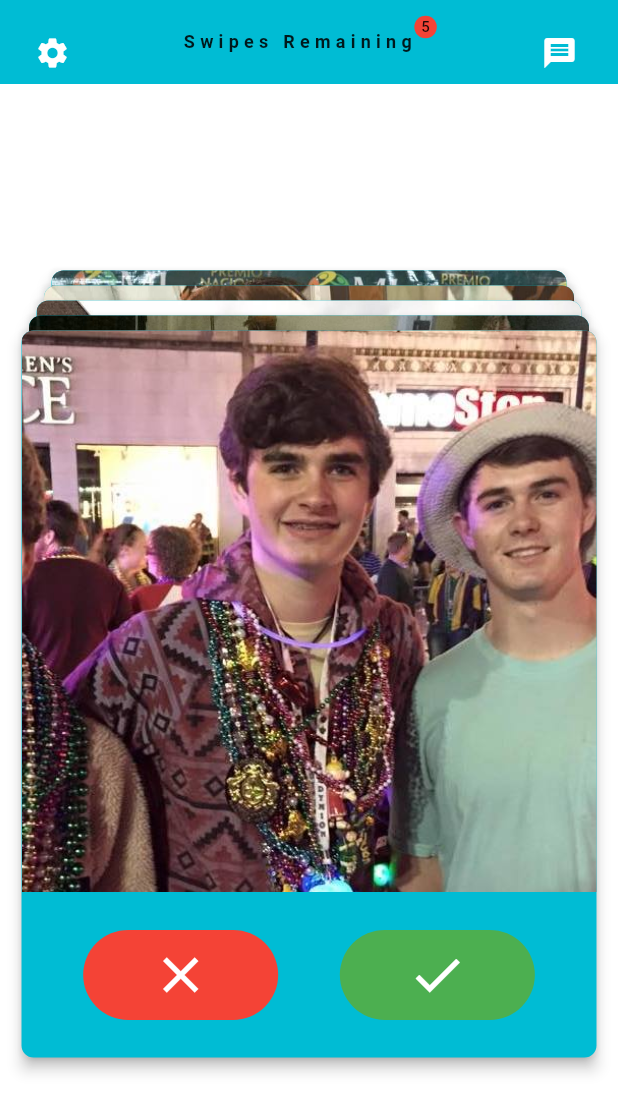
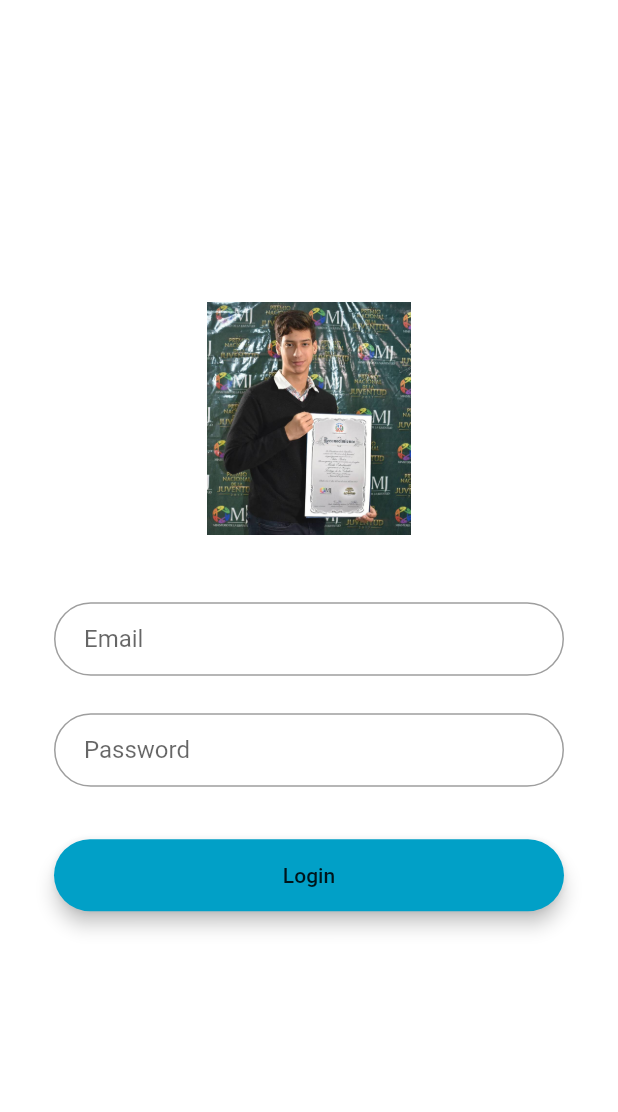
Before and after one commit to ahh1539/Homi, a Flutter app: the screen it shows after launch, on a phone screen of 412 x 824 dp. Shown: the top 1112 px of the screen. Run offline on Flutter 3.47's test engine with Material 2 defaults, Android fonts, the phone set to English and light mode, and no system bars.

Commit message:
login page implemented

```diff
--- a/lib/Chat/chat.dart
+++ b/lib/Chat/chat.dart
@@ -1,5 +1,6 @@
 import 'package:animation_exp/Chat/message_page.dart';
 import 'package:animation_exp/Settings/SettingsPage.dart';
+import 'package:animation_exp/login/LoginPage.dart';
 import 'package:flutter/material.dart';
 import './chat_model.dart';
 
@@ -39,7 +40,7 @@ class _HomeScreenState extends State<HomeScreen> {
                 ListTile(
                   onTap: (){
                     Navigator.of(context).push(new PageRouteBuilder(
-                      pageBuilder: (_, __, ___) => new ChatScreen(),
+                      pageBuilder: (_, __, ___) => ChatScreen(),
                     ));
                   },
                   leading: CircleAvatar(
--- /dev/null
+++ b/lib/login/LoginPage.dart
@@ -0,0 +1,121 @@
+import 'package:animation_exp/SwipeAnimation/index.dart';
+import 'package:flutter/cupertino.dart';
+import 'package:flutter/material.dart';
+
+class LoginPage extends StatelessWidget {
+  // This widget is the root of your application.
+  @override
+  Widget build(BuildContext context) {
+    return MaterialApp(
+      title: 'Flutter login UI',
+      theme: ThemeData(
+        // This is the theme of your application.
+        //
+        // Try running your application with "flutter run". You'll see the
+        // application has a blue toolbar. Then, without quitting the app, try
+        // changing the primarySwatch below to Colors.green and then invoke
+        // "hot reload" (press "r" in the console where you ran "flutter run",
+        // or simply save your changes to "hot reload" in a Flutter IDE).
+        // Notice that the counter didn't reset back to zero; the application
+        // is not restarted.
+        primarySwatch: Colors.blue,
+      ),
+      home: MyHomePage(title: 'Flutter Login'),
+    );
+  }
+}
+
+class MyHomePage extends StatefulWidget {
+  MyHomePage({Key key, this.title}) : super(key: key);
+  // This widget is the home page of your application. It is stateful, meaning
+  // that it has a State object (defined below) that contains fields that affect
+  // how it looks.
+  // This class is the configuration for the state. It holds the values (in this
+  // case the title) provided by the parent (in this case the App widget) and
+  // used by the build method of the State. Fields in a Widget subclass are
+  // always marked "final".
+  final String title;
+  @override
+  _MyHomePageState createState() => _MyHomePageState();
+}
+
+class _MyHomePageState extends State<MyHomePage> {
+//  TextStyle style = TextStyle(fontFamily: 'Montserrat', fontSize: 20.0);
+
+  @override
+  Widget build(BuildContext context) {
+
+    final emailField = TextField(
+      obscureText: false,
+//      style: style,
+      decoration: InputDecoration(
+          contentPadding: EdgeInsets.fromLTRB(20.0, 15.0, 20.0, 15.0),
+          hintText: "Email",
+          border:
+          OutlineInputBorder(borderRadius: BorderRadius.circular(32.0))),
+    );
+    final passwordField = TextField(
+      obscureText: true,
+//      style: style,
+      decoration: InputDecoration(
+          contentPadding: EdgeInsets.fromLTRB(20.0, 15.0, 20.0, 15.0),
+          hintText: "Password",
+          border:
+          OutlineInputBorder(borderRadius: BorderRadius.circular(32.0))),
+    );
+    final loginButon = Material(
+      elevation: 5.0,
+      borderRadius: BorderRadius.circular(30.0),
+      color: Color(0xff01A0C7),
+      child: MaterialButton(
+        minWidth: MediaQuery.of(context).size.width,
+        padding: EdgeInsets.fromLTRB(20.0, 15.0, 20.0, 15.0),
+        onPressed: () {
+          Navigator.of(context).push(new PageRouteBuilder(
+            pageBuilder: (_, __, ___) => CardDemo(),
+          ));
+        },
+        child: Text("Login",
+            textAlign: TextAlign.center,
+//            style: style.copyWith(
+//                color: Colors.white, fontWeight: FontWeight.bold)
+        ),
+      ),
+    );
+
+    return Scaffold(
+      body: Center(
+        child: Container(
+          color: Colors.white,
+          child: Padding(
+            padding: const EdgeInsets.all(36.0),
+            child: Column(
+              crossAxisAlignment: CrossAxisAlignment.center,
+              mainAxisAlignment: MainAxisAlignment.center,
+              children: <Widget>[
+                SizedBox(
+                  height: 155.0,
+                  child: Image.asset(
+                    "assets/pedro.jpg",
+                    fit: BoxFit.contain,
+                  ),
+                ),
+                SizedBox(height: 45.0),
+                emailField,
+                SizedBox(height: 25.0),
+                passwordField,
+                SizedBox(
+                  height: 35.0,
+                ),
+                loginButon,
+                SizedBox(
+                  height: 15.0,
+                ),
+              ],
+            ),
+          ),
+        ),
+      ),
+    );
+  }
+}
--- a/lib/main.dart
+++ b/lib/main.dart
@@ -1,5 +1,6 @@
 import 'package:animation_exp/SwipeAnimation/index.dart';
 import 'package:flutter/material.dart';
+import 'login/LoginPage.dart';
 
 void main() => runApp(new MyApp());
 
@@ -13,7 +14,7 @@ class MyApp extends StatelessWidget {
         primarySwatch: Colors.cyan,
       ),
       // home: new PageMain(),
-      home: new CardDemo(),
+      home: new LoginPage(),
       //home: BottomNavigationDemo(),
       // home:new exp(),
     );
--- a/pubspec.yaml
+++ b/pubspec.yaml
@@ -20,6 +20,8 @@ dev_dependencies:
 
 # The following section is specific to Flutter.
 flutter:
+
+
 
   # The following line ensures that the Material Icons font is
   # included with your application, so that you can use the icons in
@@ -45,6 +47,7 @@ flutter:
     - assets/avatars/avatar-4.jpg
     - assets/avatars/avatar-5.jpg
     - assets/avatars/avatar-6.jpg
+
 
 
   #  - images/a_dot_burr.jpeg
```
Also changed, not shown: assets/homi.jpg (added).
